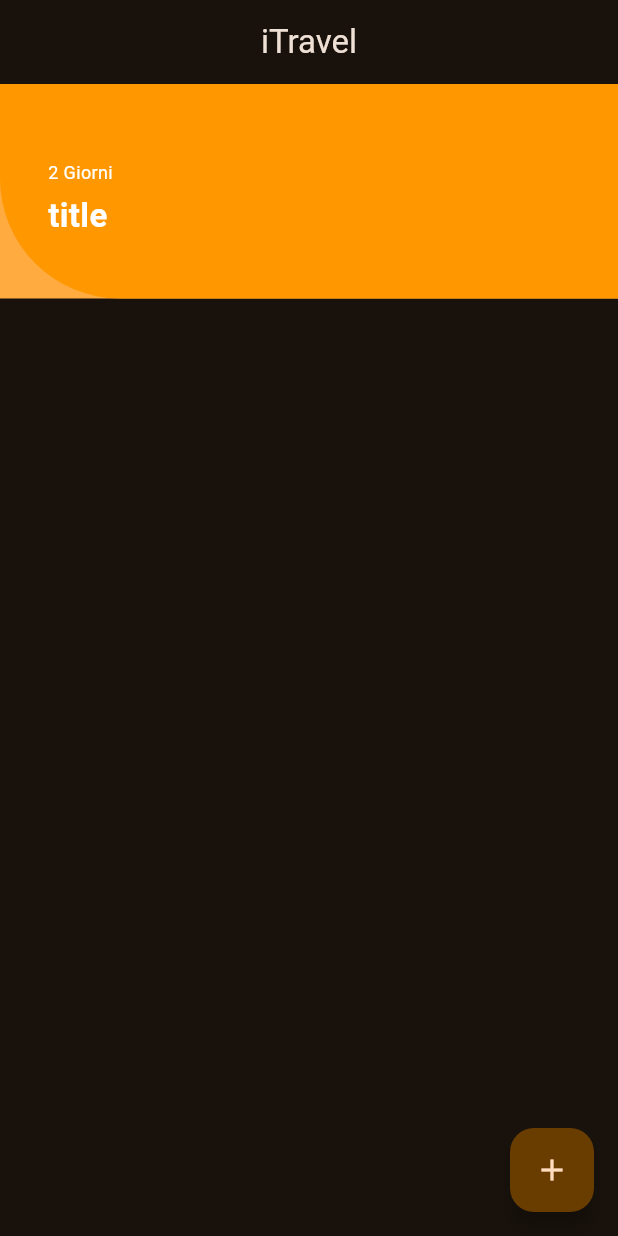
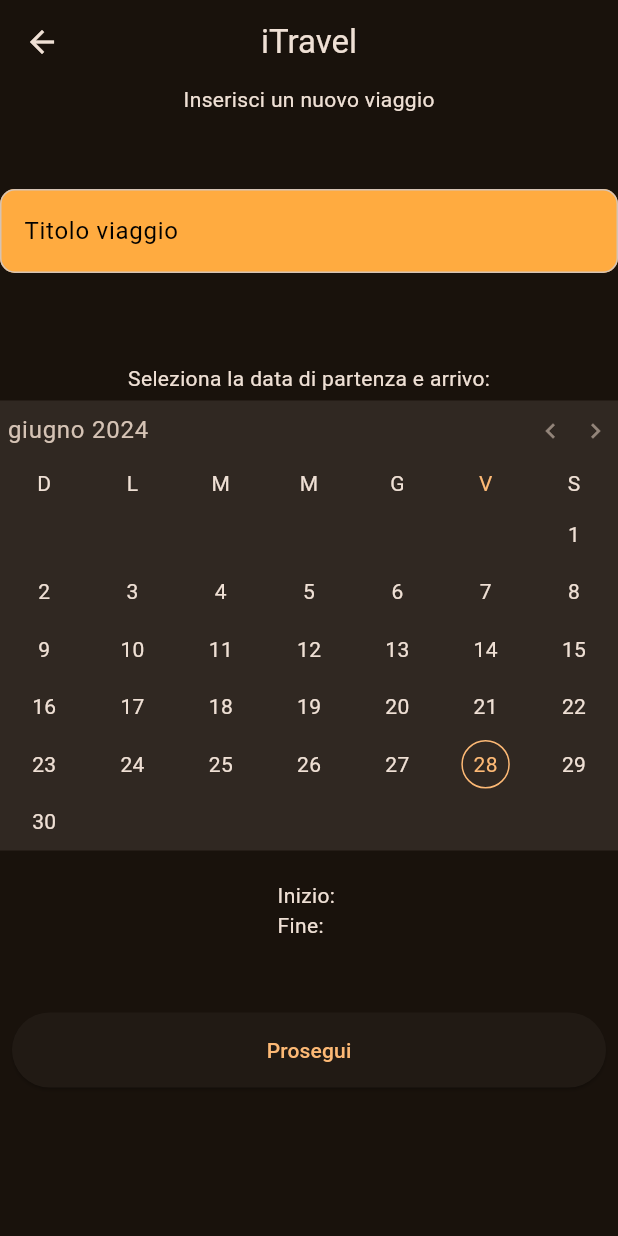
Before and after one commit to IsD4n73/iTravel-Plan, a Flutter app: the screen it shows after launch, after a tap on the "add" icon, on a phone screen of 412 x 824 dp. Run offline on Flutter 3.47's test engine with Material 3 defaults, Android fonts, the phone set to English and light mode, and no system bars; drawn by our look-alikes of syncfusion_flutter_datepicker; our stand-ins replace bot_toast.

Commit message:
added insert page upgrade model

```diff
--- /dev/null
+++ b/lib/commons/app_urls.dart
@@ -0,0 +1,3 @@
+class AppUrls {
+  static String baseUrl = "";
+}
--- /dev/null
+++ b/lib/commons/global_instance.dart
@@ -0,0 +1 @@
+class GlobalInstance {}
--- a/lib/main.dart
+++ b/lib/main.dart
@@ -1,8 +1,13 @@
 import 'package:bot_toast/bot_toast.dart';
 import 'package:flutter/material.dart';
+import 'package:intl/intl.dart';
 import 'package:itravel/pages/home.dart';
+import 'package:flutter_localizations/flutter_localizations.dart';
 
 void main() {
+  WidgetsFlutterBinding.ensureInitialized();
+
+  Intl.defaultLocale = 'it_IT';
   runApp(const MyApp());
 }
 
@@ -13,6 +18,14 @@ class MyApp extends StatelessWidget {
   Widget build(BuildContext context) {
     return MaterialApp(
       title: 'iTravel Planner',
+      localizationsDelegates: const [
+        GlobalMaterialLocalizations.delegate,
+        GlobalWidgetsLocalizations.delegate,
+        GlobalCupertinoLocalizations.delegate,
+      ],
+      supportedLocales: const [
+        Locale('it'),
+      ],
       builder: BotToastInit(),
       navigatorObservers: [BotToastNavigatorObserver()],
       theme: ThemeData(
--- a/lib/pages/home.dart
+++ b/lib/pages/home.dart
@@ -1,4 +1,5 @@
 import 'package:flutter/material.dart';
+import 'package:itravel/pages/insert_travel.dart';
 import 'package:itravel/pages/widgets/appbar.dart';
 import 'package:itravel/pages/widgets/curved_list_item.dart';
 
@@ -20,7 +21,14 @@ class _HomePageState extends State<HomePage> {
     return Scaffold(
       appBar: getAppAppbar(),
       floatingActionButton: FloatingActionButton(
-        onPressed: () {},
+        onPressed: () {
+          Navigator.push(
+            context,
+            MaterialPageRoute(
+              builder: (context) => const InsertTravelPage(),
+            ),
+          );
+        },
         child: const Icon(Icons.add),
       ),
       body: SingleChildScrollView(
--- /dev/null
+++ b/lib/pages/insert_travel.dart
@@ -0,0 +1,105 @@
+import 'package:bot_toast/bot_toast.dart';
+import 'package:flutter/material.dart';
+import 'package:intl/intl.dart';
+import 'package:itravel/pages/insert_days.dart';
+import 'package:itravel/pages/widgets/appbar.dart';
+import 'package:itravel/pages/widgets/insert_date.dart';
+
+class InsertTravelPage extends StatefulWidget {
+  const InsertTravelPage({super.key});
+
+  @override
+  State<InsertTravelPage> createState() => _InsertTravelPageState();
+}
+
+class _InsertTravelPageState extends State<InsertTravelPage> {
+  TextEditingController titleController = TextEditingController();
+  String _startDate = "", _endDate = "";
+  String title = "";
+
+  @override
+  Widget build(BuildContext context) {
+    return Scaffold(
+      appBar: getAppAppbar(),
+      body: SingleChildScrollView(
+        child: Center(
+          child: Column(
+            children: [
+              const Text("Inserisci un nuovo viaggio"),
+              const SizedBox(height: 50),
+              TextField(
+                controller: titleController,
+                style: const TextStyle(color: Colors.black),
+                decoration: InputDecoration(
+                  border: OutlineInputBorder(
+                    borderRadius: BorderRadius.circular(10),
+                  ),
+                  filled: true,
+                  hintStyle: const TextStyle(color: Colors.black),
+                  hintText: "Titolo viaggio",
+                  fillColor: Colors.orangeAccent,
+                ),
+              ),
+              const SizedBox(height: 40),
+              StartEndDatePicker(
+                onSelectionChanged: (args) {
+                  {
+                    setState(() {
+                      _startDate = DateFormat('dd/MMMM/yyyy')
+                          .format(args.value.startDate)
+                          .toString();
+                      _endDate = DateFormat('dd/MMMM/yyyy')
+                          .format(args.value.endDate ?? args.value.startDate)
+                          .toString();
+                    });
+                  }
+                },
+              ),
+              Text("Inizio: $_startDate\nFine: $_endDate"),
+              const SizedBox(height: 40),
+              Padding(
+                padding: const EdgeInsets.all(8),
+                child: ElevatedButton(
+                  style: ElevatedButton.styleFrom(
+                    minimumSize: Size(MediaQuery.of(context).size.width, 50),
+                  ),
+                  onPressed: () {
+                    if (_startDate == "" || _endDate == "") {
+                      BotToast.showText(
+                          text:
+                              "Seleziona una data di inizio e una di fine per continuare");
+                      return;
+                    }
+                    if (titleController.text.isEmpty) {
+                      BotToast.showText(
+                          text: "inserisci il titolo per continuare");
+                      return;
+                    }
+
+                    var startDate =
+                        DateFormat('dd/MMMM/yyyy').parse(_startDate);
+                    var endDate = DateFormat('dd/MMMM/yyyy').parse(_endDate);
+
+                    var travelDays = (endDate.difference(startDate).inDays) + 1;
+
+                    Navigator.push(
+                      context,
+                      MaterialPageRoute(
+                        builder: (context) => INsertDaysPage(
+                          travelDays: travelDays,
+                          startDate: _startDate,
+                          endDate: _endDate,
+                        ),
+                      ),
+                    );
+                  },
+                  child: const Text("Prosegui"),
+                ),
+              ),
+            ],
+          ),
+        ),
+      ),
+    );
+  }
+}
--- /dev/null
+++ b/lib/pages/widgets/insert_date.dart
@@ -0,0 +1,35 @@
+import 'package:syncfusion_flutter_datepicker/datepicker.dart';
+import 'package:flutter/material.dart';
+
+class StartEndDatePicker extends StatefulWidget {
+  final void Function(DateRangePickerSelectionChangedArgs) onSelectionChanged;
+
+  const StartEndDatePicker({super.key, required this.onSelectionChanged});
+
+  @override
+  State<StartEndDatePicker> createState() => _StartEndDatePickerState();
+}
+
+class _StartEndDatePickerState extends State<StartEndDatePicker> {
+  final DateRangePickerController _controller = DateRangePickerController();
+
+  @override
+  Widget build(BuildContext context) {
+    return Column(
+      children: [
+        const SizedBox(height: 20),
+        const Text("Seleziona la data di partenza e arrivo:"),
+        const SizedBox(height: 5),
+        SfDateRangePicker(
+          controller: _controller,
+          showActionButtons: false,
+          showNavigationArrow: true,
+          toggleDaySelection: true,
+          selectionMode: DateRangePickerSelectionMode.range,
+          onSelectionChanged: widget.onSelectionChanged,
+        ),
+        const SizedBox(height: 20),
+      ],
+    );
+  }
+}
--- a/pubspec.yaml
+++ b/pubspec.yaml
@@ -30,6 +30,8 @@ environment:
 dependencies:
   flutter:
     sdk: flutter
+  flutter_localizations:
+      sdk: flutter
 
 
   # The following adds the Cupertino Icons font to your application.
@@ -41,6 +43,7 @@ dependencies:
   http: ^1.2.1
   timelines_plus: ^1.0.2
   bot_toast: ^4.1.3
+  intl: ^0.19.0
 
 dev_dependencies:
   flutter_test:
```
Also changed, not shown: lib/models/travel_model.dart (+6 -1 lines), lib/pages/insert_days.dart (added, +22 -0 lines), lib/pages/travel_detals.dart (added), pubspec.lock.
